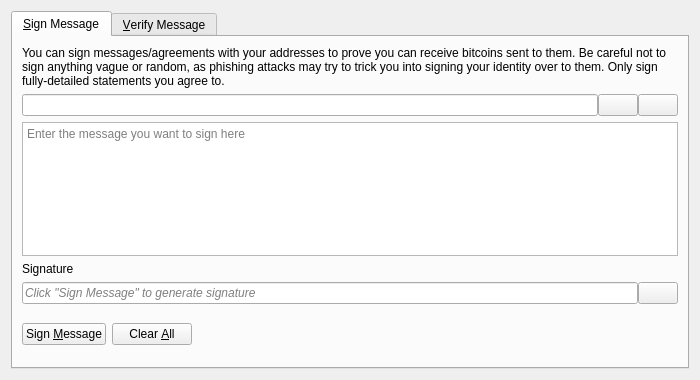
Before: the Qt Designer form src/qt/forms/signverifymessagedialog.ui in suiiancm/gui, drawn with Qt 5.
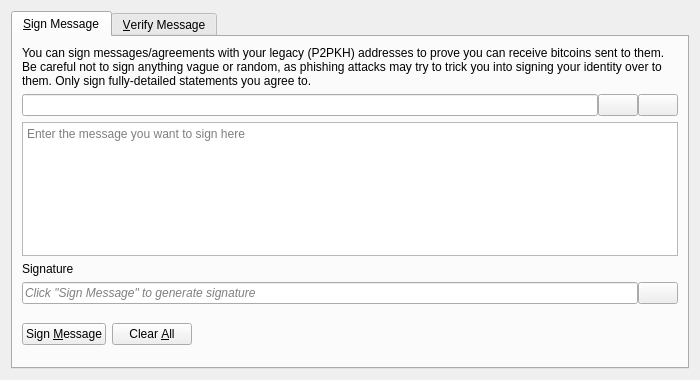
After: the same form once the commit is applied. Icons and pictures are not drawn. Custom widgets are drawn as their Qt base class.

Commit message:
gui: fix misleading signmessage error with segwit
As described in #10542 (and numerous other places), message signing in
Bitcoin Core only supports message signing using P2PKH addresses, at
least until a new message-signing standard is agreed upon.

Therefore update the possibly-misleading error message presented to the
user in the GUI to detail more specifically the reason their message
cannot be signed, in the case that a non P2PKH address is entered.

```diff
--- a/src/qt/forms/signverifymessagedialog.ui
+++ b/src/qt/forms/signverifymessagedialog.ui
@@ -30,7 +30,7 @@
        <item>
         <widget class="QLabel" name="infoLabel_SM">
          <property name="text">
-          <string>You can sign messages/agreements with your addresses to prove you can receive bitcoins sent to them. Be careful not to sign anything vague or random, as phishing attacks may try to trick you into signing your identity over to them. Only sign fully-detailed statements you agree to.</string>
+          <string>You can sign messages/agreements with your legacy (P2PKH) addresses to prove you can receive bitcoins sent to them. Be careful not to sign anything vague or random, as phishing attacks may try to trick you into signing your identity over to them. Only sign fully-detailed statements you agree to.</string>
          </property>
          <property name="textFormat">
           <enum>Qt::PlainText</enum>
```
The commit also changes 1 other file.
